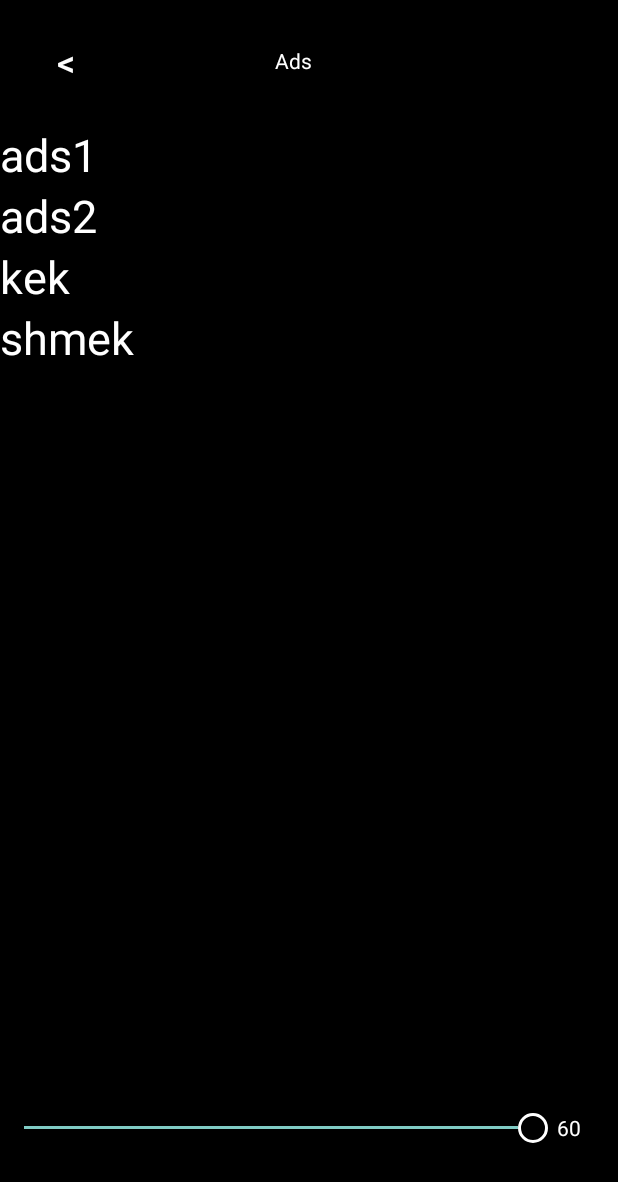
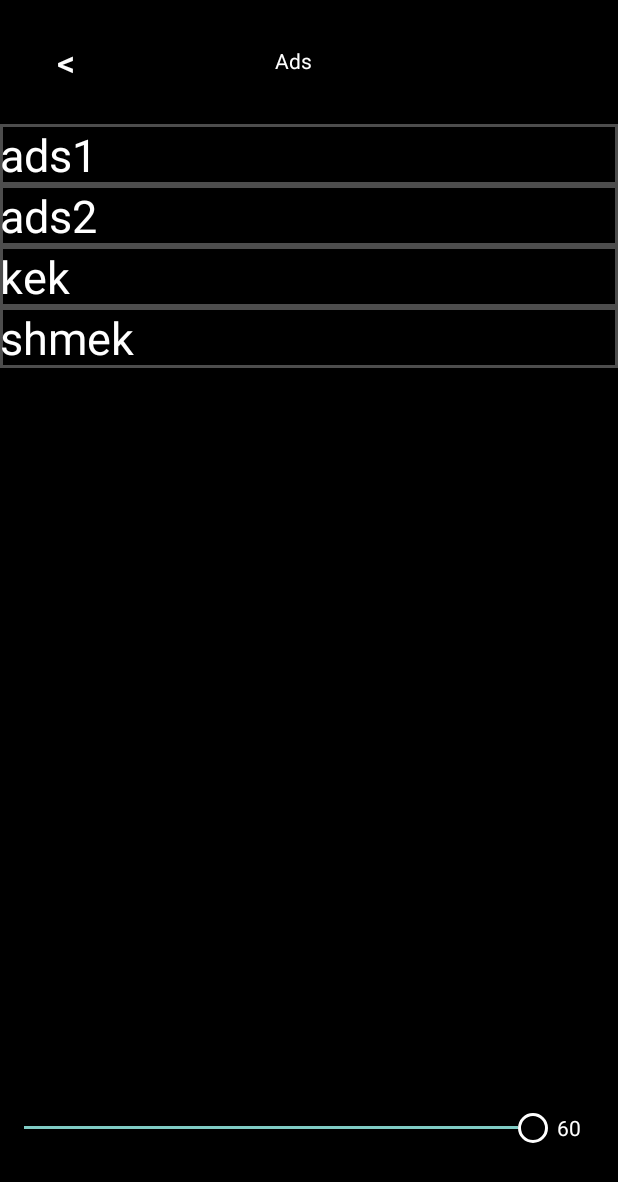
Before and after one commit to savelyevlad/Radio-Demo, an Android app: the screen it shows after launch (MainActivity), after a tap on "ADS", on a phone screen of 412 x 824 dp. Shown: the top 1182 px of the screen. Run offline under Robolectric (Android 15) with nearby library versions, the phone set to English and light mode, and no system bars; libraries missing offline, so code that uses them is left out: com.mobeta.android, wseemann.media; 4 statements that could not run were skipped; 1 other tap on this screen came first.

Commit message:
+ drag and drop

```diff
--- a/app/src/main/java/com/savelyevlad/radiodemo/adapters/AdsAdapter.java
+++ b/app/src/main/java/com/savelyevlad/radiodemo/adapters/AdsAdapter.java
@@ -1,6 +1,10 @@
 package com.savelyevlad.radiodemo.adapters;
 
+import android.annotation.SuppressLint;
+import android.graphics.Color;
+import android.util.Log;
 import android.view.LayoutInflater;
+import android.view.MotionEvent;
 import android.view.View;
 import android.view.ViewGroup;
 import android.widget.TextView;
@@ -27,11 +31,25 @@ public class AdsAdapter extends RecyclerView.Adapter<RecyclerView.ViewHolder> {
         objects = new ArrayList<>(Arrays.asList(o));
     }
 
+    @SuppressLint("ClickableViewAccessibility")
     @NonNull
     @Override
     public RecyclerView.ViewHolder onCreateViewHolder(@NonNull ViewGroup parent, int viewType) {
         View view = LayoutInflater.from(parent.getContext())
                 .inflate(R.layout.advertisement_list_item, parent, false);
+
+        view.findViewById(R.id.linearLayout).setOnTouchListener((v, event) -> {
+            Log.e("RecyclerViewItem: ", event.getAction() + "");
+            if ((event.getAction() == MotionEvent.ACTION_DOWN)) {
+//                Log.e("RecyclerViewItem: ", "press");
+//                view.setBackgroundColor(Color.rgb(153, 102, 255));
+            }
+            else if ((event.getAction() == MotionEvent.ACTION_UP)) {
+//                Log.e("RecyclerViewItem: ", "release");
+//                view.setBackgroundColor(Color.BLACK);
+            }
+            return true;
+        });
 
         return new ViewHolder(view);
 
@@ -40,11 +58,11 @@ public class AdsAdapter extends RecyclerView.Adapter<RecyclerView.ViewHolder> {
     @Override
     public void onBindViewHolder(@NonNull RecyclerView.ViewHolder holder, int position) {
         ((TextView) holder.itemView.findViewById(R.id.list_item)).setText(objects.get(position));
-//        ((ViewHolder)holder).getTextView().setText(objects.get(position));
     }
 
     public void swap(int i, int j) {
         Collections.swap(objects, i, j);
+        notifyItemMoved(i, j);
     }
 
     public static class ViewHolder extends RecyclerView.ViewHolder {
--- a/app/src/main/java/com/savelyevlad/radiodemo/fragments/FragmentAdsList.java
+++ b/app/src/main/java/com/savelyevlad/radiodemo/fragments/FragmentAdsList.java
@@ -1,5 +1,6 @@
 package com.savelyevlad.radiodemo.fragments;
 
+import android.annotation.SuppressLint;
 import android.os.Bundle;
 
 import androidx.annotation.NonNull;
@@ -10,6 +11,7 @@ import androidx.recyclerview.widget.RecyclerView;
 
 import android.util.Log;
 import android.view.LayoutInflater;
+import android.view.MotionEvent;
 import android.view.View;
 import android.view.ViewGroup;
 import android.widget.Button;
@@ -45,6 +47,7 @@ public class FragmentAdsList extends Fragment {
         super.onCreate(savedInstanceState);
     }
 
+    @SuppressLint("ClickableViewAccessibility")
     @Override
     public View onCreateView(LayoutInflater inflater, ViewGroup container,
                              Bundle savedInstanceState) {
--- /dev/null
+++ b/app/src/main/res/drawable/border.xml
@@ -0,0 +1,8 @@
+<?xml version="1.0" encoding="utf-8"?>
+<shape xmlns:android="http://schemas.android.com/apk/res/android"
+    android:shape="rectangle">
+    <stroke
+        android:width="3px"
+        android:color="#4d4d4d" />
+    <solid android:color="@color/black" />
+</shape>
--- a/app/src/main/res/layout/advertisement_list_item.xml
+++ b/app/src/main/res/layout/advertisement_list_item.xml
@@ -3,7 +3,8 @@
     android:layout_width="match_parent"
     android:layout_height="wrap_content"
     android:orientation="vertical"
-    android:background="@color/black">
+    android:background="@drawable/border"
+    android:id="@+id/linearLayout">
 
     <TextView
         android:id="@+id/list_item"
```
